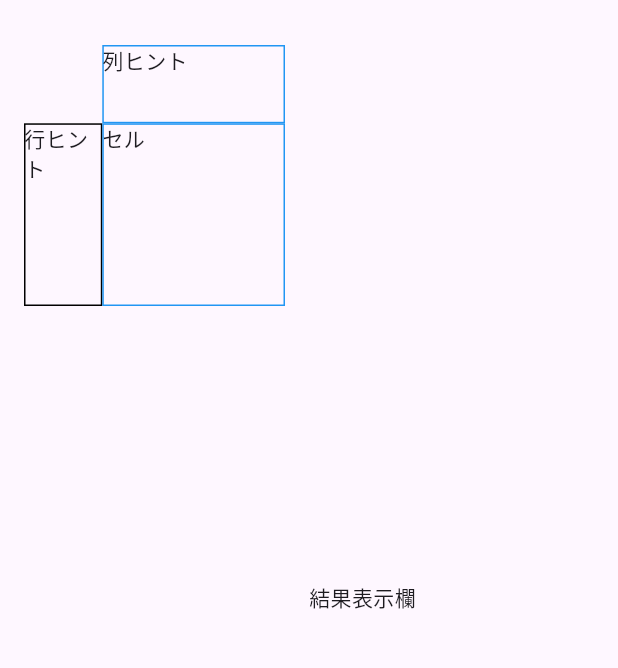
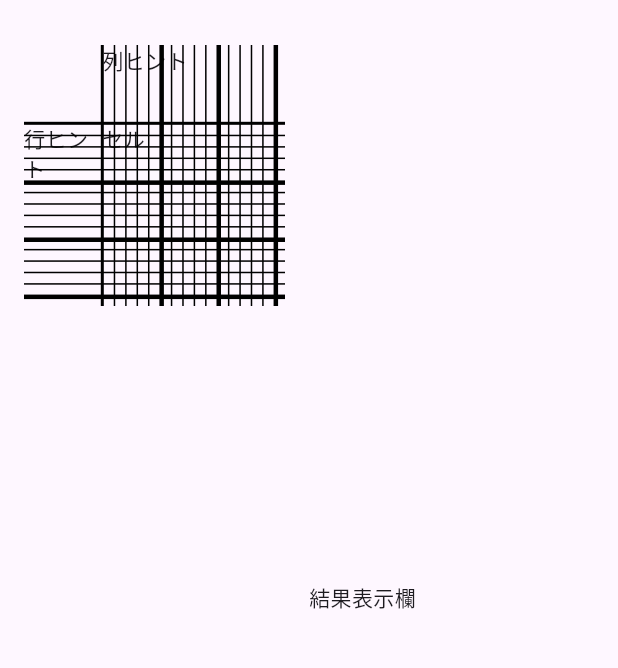
Before and after one commit to narumincho/nonogram, a Flutter app: the screen it shows after launch, on a phone screen of 412 x 824 dp, the part 63-731 px from its top. Run offline on Flutter 3.47's test engine with Material 3 defaults, Android fonts, the phone set to English and light mode, and no system bars; our stand-ins replace fast_immutable_collections.

Commit message:
枠線を表示

```diff
--- a/lib/widget/nonogram_input.dart
+++ b/lib/widget/nonogram_input.dart
@@ -19,54 +19,76 @@ class NonoGramInput extends StatelessWidget {
   Widget build(BuildContext context) {
     return LayoutBuilder(builder: (context, constraints) {
       const hintSizeRate = 0.3;
-      print('constraints: ${(
-        minWidth: constraints.minWidth,
-        maxWidth: constraints.maxWidth,
-        minHeight: constraints.minHeight,
-        maxHeight: constraints.maxHeight,
-      )}');
       final size = min(constraints.maxWidth, constraints.maxHeight);
-      print('size: $size');
       return Stack(children: [
+        // 横線
+        Positioned(
+          left: 0,
+          top: size * hintSizeRate - 1,
+          width: size,
+          height: 2,
+          child: const DecoratedBox(
+              decoration: BoxDecoration(color: Colors.black)),
+        ),
+        // 縦線
+        Positioned(
+          left: size * hintSizeRate - 1,
+          top: 0,
+          width: 2,
+          height: size,
+          child: const DecoratedBox(
+              decoration: BoxDecoration(color: Colors.black)),
+        ),
         Positioned(
           left: size * hintSizeRate,
           top: 0,
           width: size * (1 - hintSizeRate),
           height: size * hintSizeRate,
-          child: DecoratedBox(
-            decoration: BoxDecoration(border: Border.all(color: Colors.blue)),
-            child: Text('列ヒント'),
-          ),
+          child: const Text('列ヒント'),
         ),
         Positioned(
           left: 0,
           top: size * hintSizeRate,
           width: size * hintSizeRate,
           height: size * (1 - hintSizeRate),
-          child: DecoratedBox(
-            decoration: BoxDecoration(border: Border.all()),
-            child: Text('行ヒント'),
-          ),
+          child: const Text('行ヒント'),
         ),
         Positioned(
           left: size * hintSizeRate,
           top: size * hintSizeRate,
           width: size * (1 - hintSizeRate),
           height: size * (1 - hintSizeRate),
-          child: DecoratedBox(
-            decoration: BoxDecoration(border: Border.all(color: Colors.blue)),
-            child: Text('セル'),
+          child: const Text('セル'),
+        ),
+        // 横線
+        for (final (index, _) in value.rowHints.indexed)
+          Positioned(
+            left: 0,
+            top: size * hintSizeRate +
+                (1 + index) *
+                    (size * (1 - hintSizeRate) / (value.rowHints.length + 1)),
+            width: size,
+            height: (index + 1) % 5 == 0 ? 3 : 1,
+            child: const DecoratedBox(
+              decoration: BoxDecoration(color: Colors.black),
+            ),
           ),
-        ),
+        // 縦線
+        for (final (index, _) in value.columnHints.indexed)
+          Positioned(
+            left: size * hintSizeRate +
+                (1 + index) *
+                    (size *
+                        (1 - hintSizeRate) /
+                        (value.columnHints.length + 1)),
+            top: 0,
+            width: (index + 1) % 5 == 0 ? 3 : 1,
+            height: size,
+            child: const DecoratedBox(
+              decoration: BoxDecoration(color: Colors.black),
+            ),
+          ),
       ]);
-      SizedBox(
-        width: size,
-        height: size,
-        child: DecoratedBox(
-          decoration: BoxDecoration(border: Border.all(color: Colors.blue)),
-          child: Text('input'),
-        ),
-      );
     });
   }
 }
```
